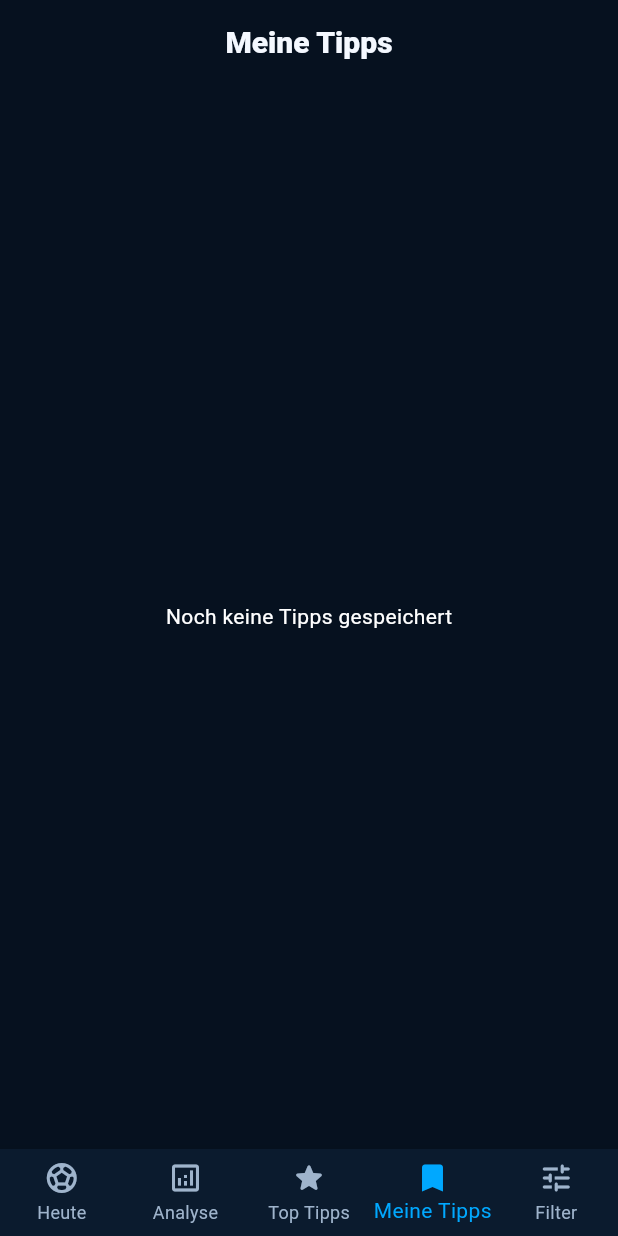
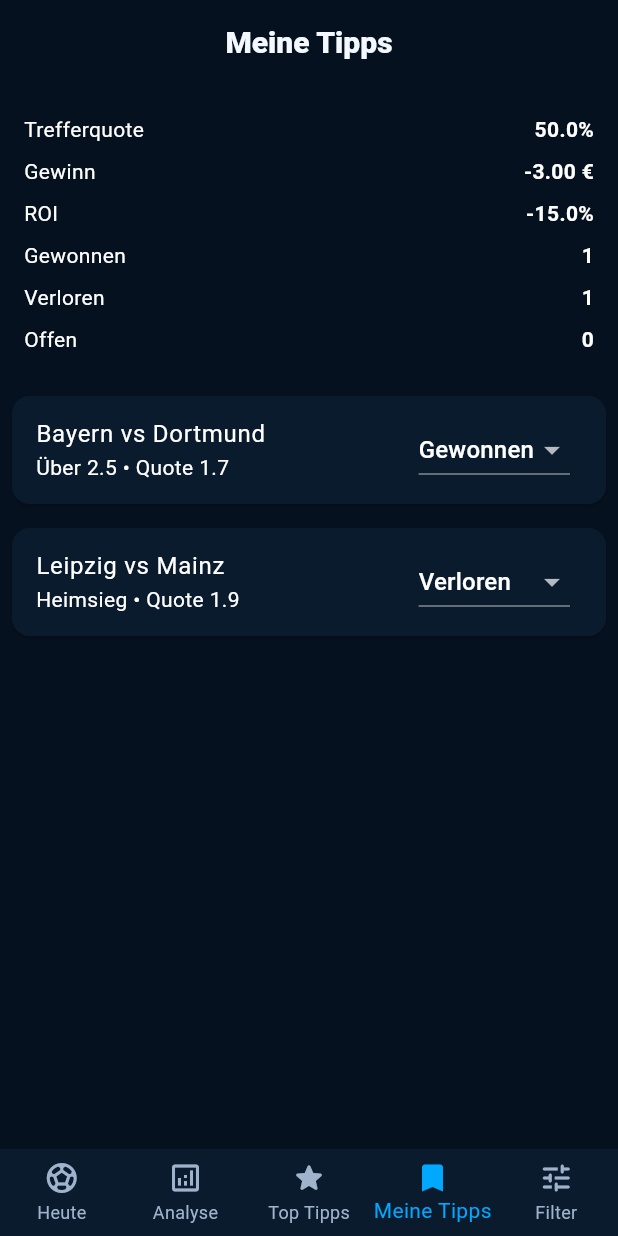
Before and after one commit to genti2004-cmyk/kickmind_ai, a Flutter app: the screen it shows after launch, item 4 of the bottom bar chosen, on a phone screen of 412 x 824 dp. Run offline on Flutter 3.47's test engine with Material 3 defaults, Android fonts, the phone set to English and light mode, and no system bars; our stand-ins replace shared_preferences; network calls fail.

```diff
--- a/lib/features/matches/domain/football_match.dart
+++ b/lib/features/matches/domain/football_match.dart
@@ -1,32 +1,31 @@
 enum TipType {
   homeWin,
+  awayWin,
   draw,
-  awayWin,
   doubleChance,
   over25,
   under25,
-  bothTeamsScore,
+  bothTeamsScore
 }
 
-enum RiskLevel {
-  low,
-  medium,
-  high,
-}
+enum RiskLevel { low, medium, high }
 
 class FootballMatch {
   final String id;
 
+  // 🔥 WICHTIG (für alte Screens)
   final int? fixtureId;
   final int? leagueId;
   final int? homeTeamId;
   final int? awayTeamId;
+
   final int season;
-
   final String league;
   final String homeTeam;
   final String awayTeam;
+
   final DateTime kickoff;
+  final String kickoffLabel;
 
   final TipType tipType;
   final String tipLabel;
@@ -37,9 +36,10 @@
   final int homeFormScore;
   final int awayFormScore;
   final int goalsScore;
+
   final String shortReason;
 
-  const FootballMatch({
+  FootballMatch({
     required this.id,
     this.fixtureId,
     this.leagueId,
@@ -50,6 +50,7 @@
     required this.homeTeam,
     required this.awayTeam,
     required this.kickoff,
+    required this.kickoffLabel,
     required this.tipType,
     required this.tipLabel,
     required this.aiScore,
@@ -61,16 +62,7 @@
     required this.shortReason,
   });
 
-  bool get isTopTip => aiScore >= 75;
-
-  bool get isStrongTip {
-    final safeOdds = odds >= 1.20 && odds <= 2.80;
-    final goodRisk =
-        riskLevel == RiskLevel.low || riskLevel == RiskLevel.medium;
-
-    return aiScore >= 78 && safeOdds && goodRisk;
-  }
-
+  // 🔥 Risiko Label
   String get riskLabel {
     switch (riskLevel) {
       case RiskLevel.low:
@@ -81,4 +73,12 @@
         return 'Hoch';
     }
   }
+
+  // 🔥 Starke Tipps
+  bool get isStrongTip {
+    return aiScore >= 78 &&
+        odds >= 1.5 &&
+        odds <= 2.5 &&
+        riskLevel != RiskLevel.high;
+  }
 }
--- a/lib/features/saved_tips/presentation/saved_tips_screen.dart
+++ b/lib/features/saved_tips/presentation/saved_tips_screen.dart
@@ -1,8 +1,19 @@
 import 'package:flutter/material.dart';
+import '../../matches/domain/football_match.dart';
 
-import '../../../core/theme/app_theme.dart';
-import '../data/saved_tips_service.dart';
-import '../domain/saved_tip.dart';
+enum TipResult { open, win, loss }
+
+class SavedTip {
+  final FootballMatch match;
+  final double stake;
+  TipResult result;
+
+  SavedTip({
+    required this.match,
+    required this.stake,
+    this.result = TipResult.open,
+  });
+}
 
 class SavedTipsScreen extends StatefulWidget {
   const SavedTipsScreen({super.key});
@@ -12,239 +23,178 @@
 }
 
 class _SavedTipsScreenState extends State<SavedTipsScreen> {
-  final service = const SavedTipsService();
+  final List<SavedTip> _tips = [];
 
-  Future<List<SavedTip>>? futureTips;
-
+  // 🔥 Beispiel Daten (kannst du später entfernen)
   @override
   void initState() {
     super.initState();
-    reload();
+
+    _tips.addAll([
+      SavedTip(
+        match: FootballMatch(
+          id: '1',
+          season: 2026,
+          league: 'Bundesliga',
+          homeTeam: 'Bayern',
+          awayTeam: 'Dortmund',
+          kickoff: DateTime.now(),
+          kickoffLabel: 'Heute • 20:30',
+          tipType: TipType.over25,
+          tipLabel: 'Über 2.5',
+          aiScore: 82,
+          riskLevel: RiskLevel.low,
+          odds: 1.7,
+          homeFormScore: 80,
+          awayFormScore: 70,
+          goalsScore: 85,
+          shortReason: '',
+        ),
+        stake: 10,
+        result: TipResult.win,
+      ),
+      SavedTip(
+        match: FootballMatch(
+          id: '2',
+          season: 2026,
+          league: 'Bundesliga',
+          homeTeam: 'Leipzig',
+          awayTeam: 'Mainz',
+          kickoff: DateTime.now(),
+          kickoffLabel: 'Heute • 18:30',
+          tipType: TipType.homeWin,
+          tipLabel: 'Heimsieg',
+          aiScore: 75,
+          riskLevel: RiskLevel.medium,
+          odds: 1.9,
+          homeFormScore: 75,
+          awayFormScore: 65,
+          goalsScore: 70,
+          shortReason: '',
+        ),
+        stake: 10,
+        result: TipResult.loss,
+      ),
+    ]);
   }
 
-  void reload() {
-    setState(() {
-      futureTips = service.loadTips();
-    });
+  // ---------------- STATISTIK ----------------
+
+  int get total => _tips.length;
+
+  int get wins => _tips.where((t) => t.result == TipResult.win).length;
+
+  int get losses => _tips.where((t) => t.result == TipResult.loss).length;
+
+  int get open => _tips.where((t) => t.result == TipResult.open).length;
+
+  double get hitRate {
+    if (total == 0) return 0;
+    return (wins / total) * 100;
   }
+
+  double get profit {
+    double p = 0;
+
+    for (final t in _tips) {
+      if (t.result == TipResult.win) {
+        p += t.stake * (t.match.odds - 1);
+      } else if (t.result == TipResult.loss) {
+        p -= t.stake;
+      }
+    }
+
+    return p;
+  }
+
+  double get roi {
+    final invested = _tips.fold<double>(0, (sum, t) => sum + t.stake);
+    if (invested == 0) return 0;
+    return (profit / invested) * 100;
+  }
+
+  // ---------------- UI ----------------
 
   @override
   Widget build(BuildContext context) {
     return Scaffold(
-      backgroundColor: AppTheme.background,
       appBar: AppBar(title: const Text('Meine Tipps')),
-      body: FutureBuilder<List<SavedTip>>(
-        future: futureTips,
-        builder: (context, snapshot) {
-          final tips = snapshot.data ?? [];
-
-          if (snapshot.connectionState == ConnectionState.waiting) {
-            return const Center(child: CircularProgressIndicator());
-          }
-
-          if (tips.isEmpty) {
-            return const Center(
-              child: Text('Noch keine Tipps gespeichert'),
-            );
-          }
-
-          // 🔥 Ranking Logik
-          final ranked = [...tips]
-            ..sort((a, b) {
-              // 1. offene zuerst
-              if (a.result == TipResult.open && b.result != TipResult.open) {
-                return -1;
-              }
-              if (b.result == TipResult.open && a.result != TipResult.open) {
-                return 1;
-              }
-
-              // 2. gewonnene vor verlorenen
-              if (a.result == TipResult.won && b.result == TipResult.lost) {
-                return -1;
-              }
-              if (b.result == TipResult.won && a.result == TipResult.lost) {
-                return 1;
-              }
-
-              // 3. AI Score
-              final scoreCompare = b.aiScore.compareTo(a.aiScore);
-              if (scoreCompare != 0) return scoreCompare;
-
-              // 4. bessere Quote
-              return a.odds.compareTo(b.odds);
-            });
-
-          final bestTips = ranked.take(3).toList();
-
-          return ListView(
-            padding: const EdgeInsets.all(16),
-            children: [
-              const Text(
-                '🏆 Beste Tipps',
-                style: TextStyle(
-                  fontSize: 20,
-                  fontWeight: FontWeight.w900,
-                ),
-              ),
-              const SizedBox(height: 12),
-
-              ...bestTips.map(
-                    (tip) => Padding(
-                  padding: const EdgeInsets.only(bottom: 10),
-                  child: _SavedTipCard(
-                    tip: tip,
-                    highlight: true,
-                    onWon: () async {
-                      await service.updateResult(tip.id, TipResult.won);
-                      reload();
-                    },
-                    onLost: () async {
-                      await service.updateResult(tip.id, TipResult.lost);
-                      reload();
-                    },
-                    onOpen: () async {
-                      await service.updateResult(tip.id, TipResult.open);
-                      reload();
-                    },
-                    onDelete: () async {
-                      await service.deleteTip(tip.id);
-                      reload();
-                    },
-                  ),
-                ),
-              ),
-
-              const SizedBox(height: 20),
-
-              const Text(
-                'Alle Tipps',
-                style: TextStyle(
-                  fontSize: 18,
-                  fontWeight: FontWeight.w900,
-                ),
-              ),
-
-              const SizedBox(height: 12),
-
-              ...ranked.map(
-                    (tip) => Padding(
-                  padding: const EdgeInsets.only(bottom: 12),
-                  child: _SavedTipCard(
-                    tip: tip,
-                    onWon: () async {
-                      await service.updateResult(tip.id, TipResult.won);
-                      reload();
-                    },
-                    onLost: () async {
-                      await service.updateResult(tip.id, TipResult.lost);
-                      reload();
-                    },
-                    onOpen: () async {
-                      await service.updateResult(tip.id, TipResult.open);
-                      reload();
-                    },
-                    onDelete: () async {
-                      await service.deleteTip(tip.id);
-                      reload();
-                    },
-                  ),
-                ),
-              ),
-            ],
-          );
-        },
-      ),
-    );
-  }
-}
-
-class _SavedTipCard extends StatelessWidget {
-  final SavedTip tip;
-  final bool highlight;
-  final VoidCallback onWon;
-  final VoidCallback onLost;
-  final VoidCallback onOpen;
-  final VoidCallback onDelete;
-
-  const _SavedTipCard({
-    required this.tip,
-    this.highlight = false,
-    required this.onWon,
-    required this.onLost,
-    required this.onOpen,
-    required this.onDelete,
-  });
-
-  @override
-  Widget build(BuildContext context) {
-    return Container(
-      padding: const EdgeInsets.all(16),
-      decoration: BoxDecoration(
-        color: highlight ? Colors.amber.withOpacity(0.15) : AppTheme.surface,
-        borderRadius: BorderRadius.circular(20),
-        border: Border.all(
-          color: highlight
-              ? Colors.amber
-              : AppTheme.blue.withOpacity(0.14),
-        ),
-      ),
-      child: Column(
-        crossAxisAlignment: CrossAxisAlignment.start,
+      body: Column(
         children: [
-          Text(
-            '${tip.homeTeam} vs ${tip.awayTeam}',
-            style: const TextStyle(
-              fontWeight: FontWeight.w900,
+          _buildStats(),
+          Expanded(
+            child: ListView.builder(
+              itemCount: _tips.length,
+              itemBuilder: (_, i) => _buildTipCard(_tips[i]),
             ),
-          ),
-          const SizedBox(height: 6),
-          Text('${tip.tipLabel} · ${tip.aiScore}% · ${tip.resultLabel}'),
-          const SizedBox(height: 6),
-          Text(
-              'Einsatz ${tip.stake}€ → Profit ${tip.profit.toStringAsFixed(2)}€'),
-
-          const SizedBox(height: 10),
-
-          Row(
-            children: [
-              Expanded(
-                child: ElevatedButton(
-                  onPressed: onWon,
-                  child: const Text('Gewonnen'),
-                ),
-              ),
-              const SizedBox(width: 6),
-              Expanded(
-                child: ElevatedButton(
-                  onPressed: onLost,
-                  child: const Text('Verloren'),
-                ),
-              ),
-            ],
-          ),
-
-          const SizedBox(height: 6),
-
-          Row(
-            children: [
-              Expanded(
-                child: ElevatedButton(
-                  onPressed: onOpen,
-                  child: const Text('Offen'),
-                ),
-              ),
-              const SizedBox(width: 6),
-              Expanded(
-                child: TextButton(
-                  onPressed: onDelete,
-                  child: const Text('Löschen'),
-                ),
-              ),
-            ],
           ),
         ],
       ),
     );
   }
+
+  Widget _buildStats() {
+    return Container(
+      padding: const EdgeInsets.all(16),
+      child: Column(
+        children: [
+          _row('Trefferquote', '${hitRate.toStringAsFixed(1)}%'),
+          _row('Gewinn', '${profit.toStringAsFixed(2)} €'),
+          _row('ROI', '${roi.toStringAsFixed(1)}%'),
+          _row('Gewonnen', '$wins'),
+          _row('Verloren', '$losses'),
+          _row('Offen', '$open'),
+        ],
+      ),
+    );
+  }
+
+  Widget _row(String label, String value) {
+    return Padding(
+      padding: const EdgeInsets.symmetric(vertical: 4),
+      child: Row(
+        mainAxisAlignment: MainAxisAlignment.spaceBetween,
+        children: [
+          Text(label),
+          Text(value, style: const TextStyle(fontWeight: FontWeight.bold)),
+        ],
+      ),
+    );
+  }
+
+  Widget _buildTipCard(SavedTip tip) {
+    Color color;
+
+    switch (tip.result) {
+      case TipResult.win:
+        color = Colors.green;
+        break;
+      case TipResult.loss:
+        color = Colors.red;
+        break;
+      default:
+        color = Colors.grey;
+    }
+
+    return Card(
+      margin: const EdgeInsets.all(8),
+      child: ListTile(
+        title: Text('${tip.match.homeTeam} vs ${tip.match.awayTeam}'),
+        subtitle: Text('${tip.match.tipLabel} • Quote ${tip.match.odds}'),
+        trailing: DropdownButton<TipResult>(
+          value: tip.result,
+          onChanged: (v) {
+            setState(() {
+              tip.result = v!;
+            });
+          },
+          items: const [
+            DropdownMenuItem(value: TipResult.open, child: Text('Offen')),
+            DropdownMenuItem(value: TipResult.win, child: Text('Gewonnen')),
+            DropdownMenuItem(value: TipResult.loss, child: Text('Verloren')),
+          ],
+        ),
+      ),
+    );
+  }
 }
```
Also changed, not shown: lib/features/matches/data/api/football_api_service.dart (+151 -86 lines), lib/features/matches/data/mock_matches_repository.dart (+8 -0 lines).
